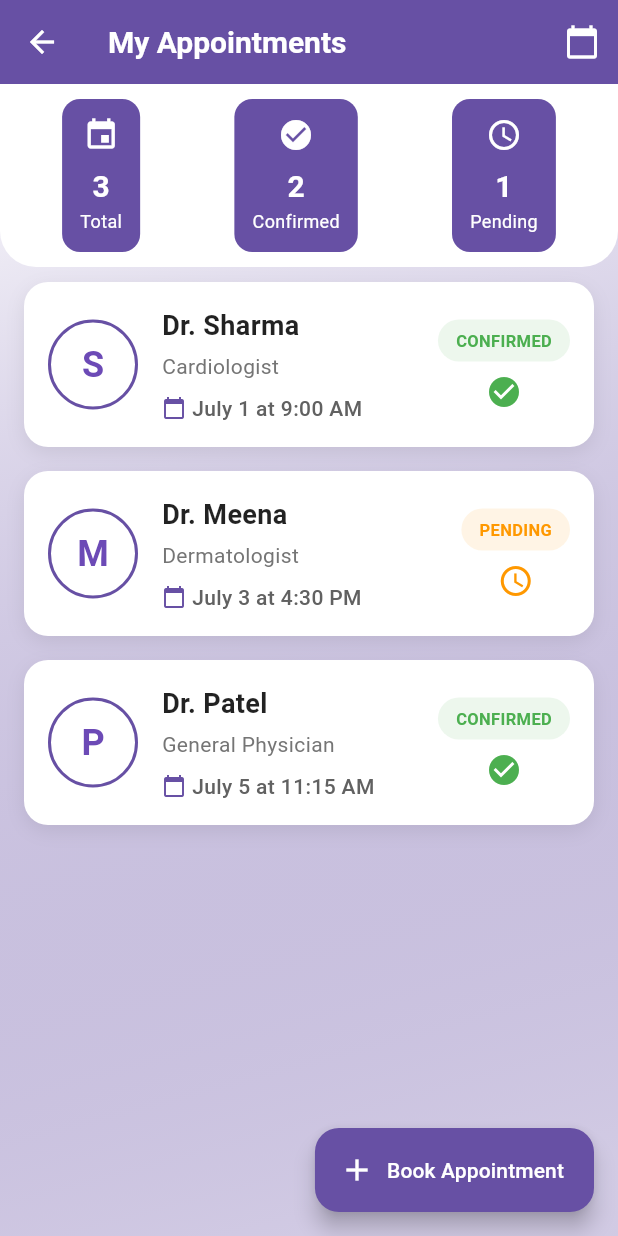
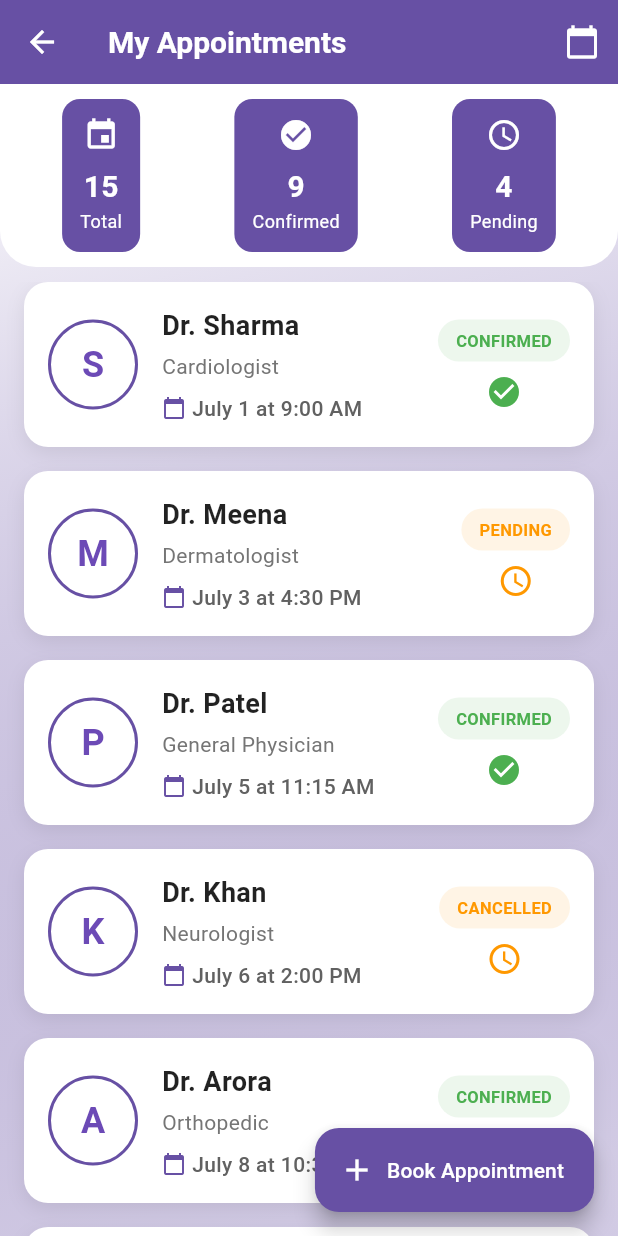
Before and after one commit to varshini2304/smartmed, a Flutter app: the PatientAppointmentsScreen screen opened by its route, on a phone screen of 412 x 824 dp. Run offline on Flutter 3.47's test engine with Material 3 defaults, Android fonts, the light colour scheme and no system bars; missing offline and left inert: mongo_dart.

Commit message:
added new changes

```diff
--- a/lib/screens/patient/appointments_screen.dart
+++ b/lib/screens/patient/appointments_screen.dart
@@ -11,30 +11,127 @@ class PatientAppointmentsScreen extends StatefulWidget {
 class _PatientAppointmentsScreenState extends State<PatientAppointmentsScreen> {
   final List<Map<String, dynamic>> appointments = [
   {
-      'doctor': 'Dr. Sharma',
-      'specialty': 'Cardiologist',
-      'date': 'July 1',
-      'time': '9:00 AM',
-      'status': 'confirmed',
-      'avatar': 'S',
+    "doctor": "Dr. Sharma",
+    "specialty": "Cardiologist",
+    "date": "July 1",
+    "time": "9:00 AM",
+    "status": "confirmed",
+    "avatar": "S"
   },
   {
-      'doctor': 'Dr. Meena',
-      'specialty': 'Dermatologist',
-      'date': 'July 3',
-      'time': '4:30 PM',
-      'status': 'pending',
-      'avatar': 'M',
+    "doctor": "Dr. Meena",
+    "specialty": "Dermatologist",
+    "date": "July 3",
+    "time": "4:30 PM",
+    "status": "pending",
+    "avatar": "M"
   },
   {
-      'doctor': 'Dr. Patel',
-      'specialty': 'General Physician',
-      'date': 'July 5',
-      'time': '11:15 AM',
-      'status': 'confirmed',
-      'avatar': 'P',
+    "doctor": "Dr. Patel",
+    "specialty": "General Physician",
+    "date": "July 5",
+    "time": "11:15 AM",
+    "status": "confirmed",
+    "avatar": "P"
   },
-  ];
+  {
+    "doctor": "Dr. Khan",
+    "specialty": "Neurologist",
+    "date": "July 6",
+    "time": "2:00 PM",
+    "status": "cancelled",
+    "avatar": "K"
+  },
+  {
+    "doctor": "Dr. Arora",
+    "specialty": "Orthopedic",
+    "date": "July 8",
+    "time": "10:30 AM",
+    "status": "confirmed",
+    "avatar": "A"
+  },
+  {
+    "doctor": "Dr. Banerjee",
+    "specialty": "Pediatrician",
+    "date": "July 9",
+    "time": "1:00 PM",
+    "status": "pending",
+    "avatar": "B"
+  },
+  {
+    "doctor": "Dr. Chawla",
+    "specialty": "Oncologist",
+    "date": "July 10",
+    "time": "3:45 PM",
+    "status": "confirmed",
+    "avatar": "C"
+  },
+  {
+    "doctor": "Dr. Iyer",
+    "specialty": "ENT Specialist",
+    "date": "July 11",
+    "time": "9:30 AM",
+    "status": "confirmed",
+    "avatar": "I"
+  },
+  {
+    "doctor": "Dr. Reddy",
+    "specialty": "Gastroenterologist",
+    "date": "July 12",
+    "time": "5:00 PM",
+    "status": "pending",
+    "avatar": "R"
+  },
+  {
+    "doctor": "Dr. Nair",
+    "specialty": "Psychiatrist",
+    "date": "July 13",
+    "time": "12:15 PM",
+    "status": "confirmed",
+    "avatar": "N"
+  },
+  {
+    "doctor": "Dr. Joshi",
+    "specialty": "Urologist",
+    "date": "July 14",
+    "time": "2:30 PM",
+    "status": "cancelled",
+    "avatar": "J"
+  },
+  {
+    "doctor": "Dr. Verma",
+    "specialty": "Gynecologist",
+    "date": "July 15",
+    "time": "11:00 AM",
+    "status": "confirmed",
+    "avatar": "V"
+  },
+  {
+    "doctor": "Dr. Saxena",
+    "specialty": "Pulmonologist",
+    "date": "July 16",
+    "time": "3:00 PM",
+    "status": "pending",
+    "avatar": "S"
+  },
+  {
+    "doctor": "Dr. Desai",
+    "specialty": "Ophthalmologist",
+    "date": "July 17",
+    "time": "10:00 AM",
+    "status": "confirmed",
+    "avatar": "D"
+  },
+  {
+    "doctor": "Dr. Bhatt",
+    "specialty": "Endocrinologist",
+    "date": "July 18",
+    "time": "1:30 PM",
+    "status": "confirmed",
+    "avatar": "B"
+  }
+]
+;
 
   // Primary color scheme
   static const Color primaryBlue = Color(0xFF6C4AB6);
```
Lines whose indentation alone changed are shown as unchanged.
